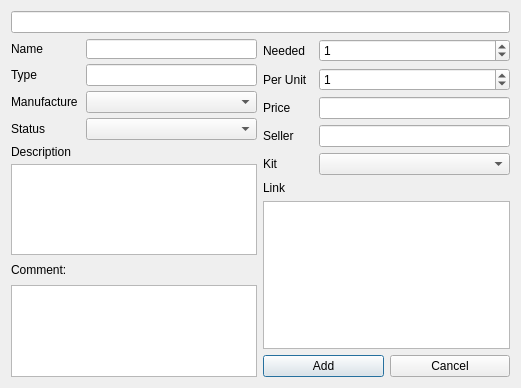
First picture: the form in code/resources/UIs/ui_component_editor.ui, repository PippoGot/PRJ_Manager_2020, before the edit.
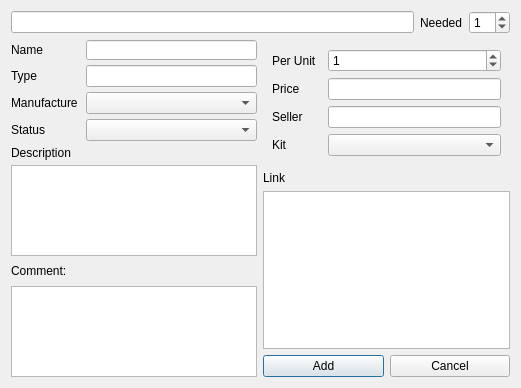
Second picture: the form after the edit.

Commit message: minor ui changes, implemented automated pricing in components page

Patch:
```diff
--- a/code/resources/UIs/ui_component_editor.ui
+++ b/code/resources/UIs/ui_component_editor.ui
@@ -13,7 +13,12 @@
   <property name="windowTitle">
    <string>Components Editor</string>
   </property>
-  <layout class="QVBoxLayout" name="verticalLayout_3">
+  <layout class="QVBoxLayout" name="verticalLayout_5">
+   <item>
+    <layout class="QHBoxLayout" name="horizontalLayout_2">
+     <property name="topMargin">
+      <number>0</number>
+     </property>
    <item>
     <widget class="QLineEdit" name="uiNumberID">
      <property name="minimumSize">
@@ -31,6 +36,22 @@
     </widget>
    </item>
    <item>
+      <widget class="QLabel" name="uiQuantityNeededLabel">
+       <property name="text">
+        <string>Needed</string>
+       </property>
+      </widget>
+     </item>
+     <item>
+      <widget class="QSpinBox" name="uiQuantityNeeded">
+       <property name="value">
+        <number>1</number>
+       </property>
+      </widget>
+     </item>
+    </layout>
+   </item>
+   <item>
     <layout class="QHBoxLayout" name="horizontalLayout">
      <item>
       <widget class="QWidget" name="widget" native="true">
@@ -222,23 +243,25 @@
       </widget>
      </item>
      <item>
-      <layout class="QVBoxLayout" name="verticalLayout_2">
+      <layout class="QVBoxLayout" name="verticalLayout_3">
        <item>
-        <layout class="QFormLayout" name="uiQuantityAndPriceContainer_2">
-         <item row="0" column="0">
-          <widget class="QLabel" name="uiQuantityNeededLabel">
-           <property name="text">
-            <string>Needed</string>
-           </property>
-          </widget>
-         </item>
-         <item row="0" column="1">
-          <widget class="QSpinBox" name="uiQuantityNeeded">
-           <property name="value">
-            <number>1</number>
-           </property>
-          </widget>
-         </item>
+        <widget class="QWidget" name="uiQnPContainer" native="true">
+         <layout class="QVBoxLayout" name="uiBuyingDetailsContainer">
+          <property name="leftMargin">
+           <number>0</number>
+          </property>
+          <property name="topMargin">
+           <number>0</number>
+          </property>
+          <property name="rightMargin">
+           <number>0</number>
+          </property>
+          <property name="bottomMargin">
+           <number>0</number>
+          </property>
+          <item>
+           <widget class="QWidget" name="formLayout_2" native="true">
+            <layout class="QFormLayout" name="uiQuantityAndPriceContainer">
          <item row="1" column="0">
           <widget class="QLabel" name="uiQuantityUnitLabel">
            <property name="text">
@@ -290,6 +313,7 @@
           <widget class="QComboBox" name="uiKit"/>
          </item>
         </layout>
+           </widget>
        </item>
        <item>
         <widget class="QLabel" name="uiLinkLabel">
@@ -312,6 +336,9 @@
            <height>50</height>
           </size>
          </property>
+           </widget>
+          </item>
+         </layout>
         </widget>
        </item>
        <item>
```
Lines whose indentation alone changed are shown as unchanged. The commit also changes 7 other files.
